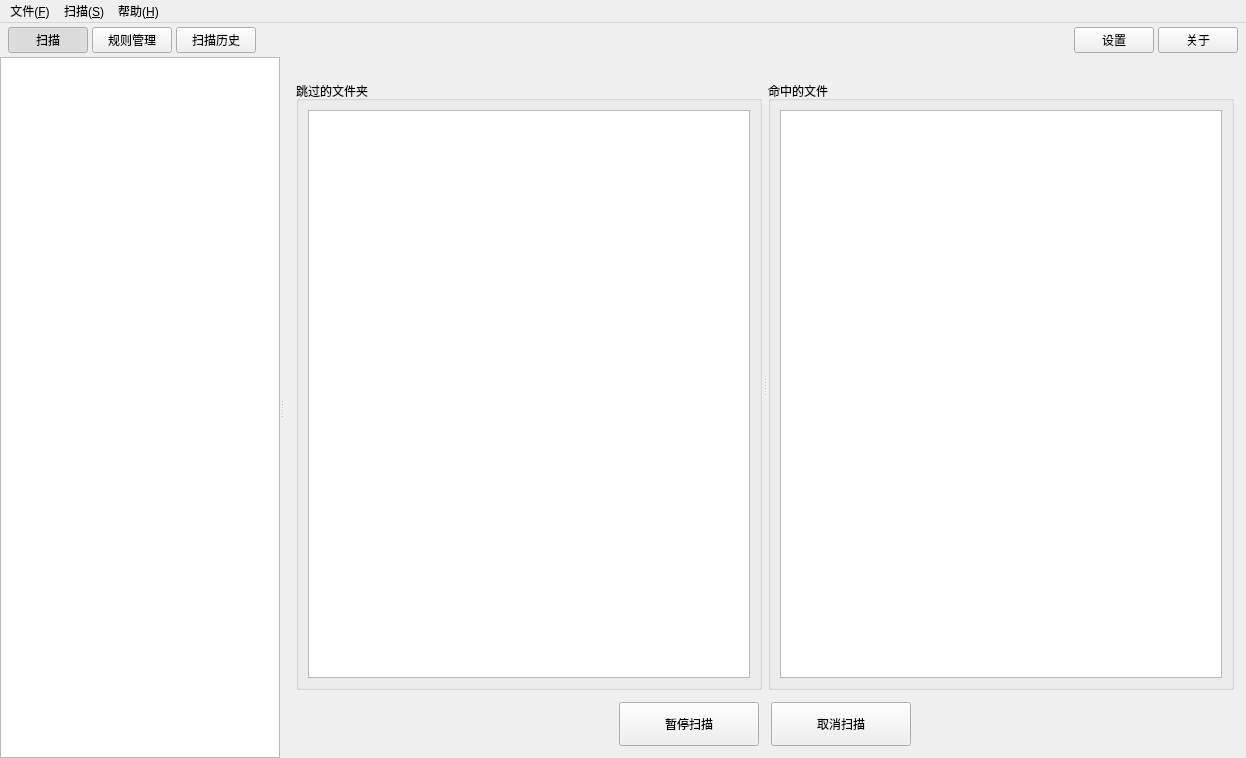
Qt form src/fuscan/gui/main_window.ui (gookeryoung/uniscan) before a commit.
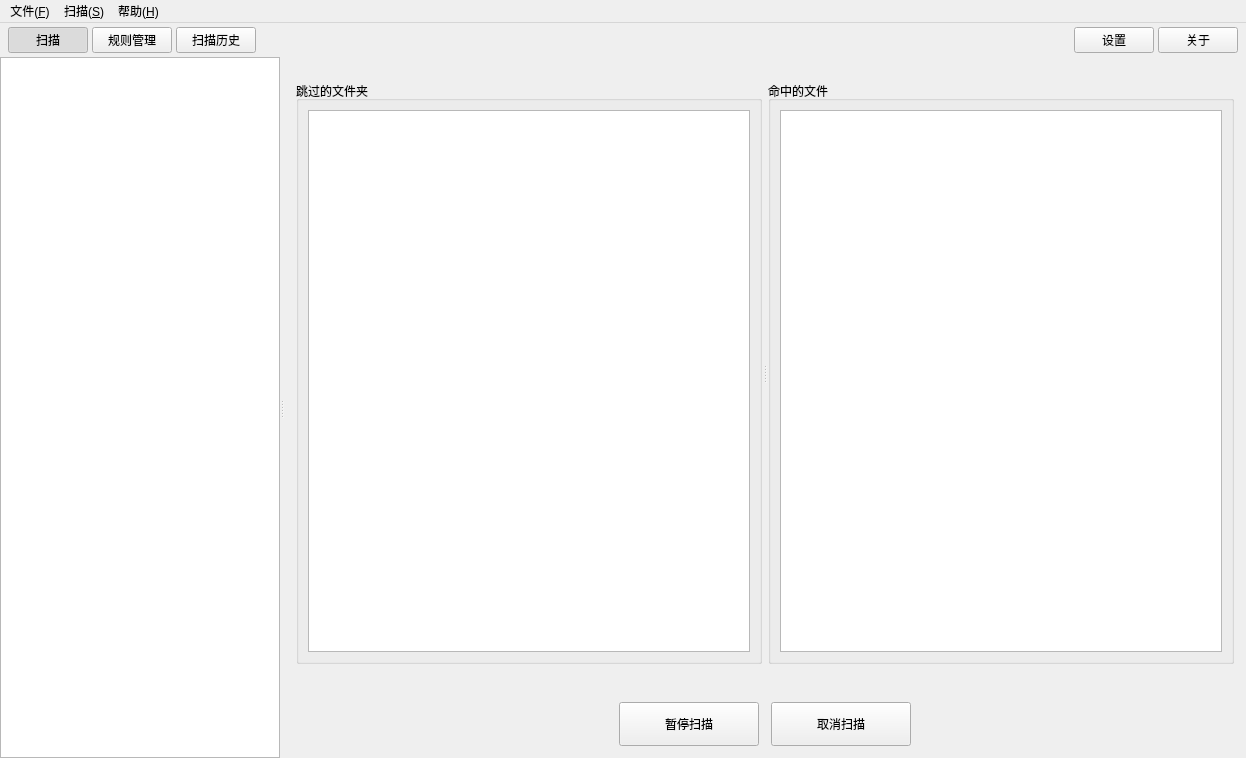
The same form after that commit. Custom widgets are drawn as their Qt base class.

Commit message:
refactor: 将 GUI 静态配置从 .py 下沉到 .ui 文件
detail_dialog.ui 整合 hits_table 的 editTriggers/selectionBehavior；main_window.ui 将 scan_stats_label 从动态创建改为静态控件。遵循 rule-12 UI 分层约束，pyside2-uic 5.15.2 限制下保留 setSectionResizeMode/setStretch/setStatusBar 等动态配置。

What changed in the file:
```diff
--- a/src/fuscan/gui/main_window.ui
+++ b/src/fuscan/gui/main_window.ui
@@ -489,6 +489,19 @@
                </widget>
               </widget>
              </item>
+             <item>
+              <widget class="QLabel" name="scan_stats_label">
+               <property name="alignment">
+                <set>Qt::AlignCenter</set>
+               </property>
+               <property name="textFormat">
+                <enum>Qt::RichText</enum>
+               </property>
+               <property name="text">
+                <string/>
+               </property>
+              </widget>
+             </item>
              <item>
               <layout class="QHBoxLayout" name="scanning_btn_row">
                <property name="spacing">
```
The commit also changes 7 other files.
